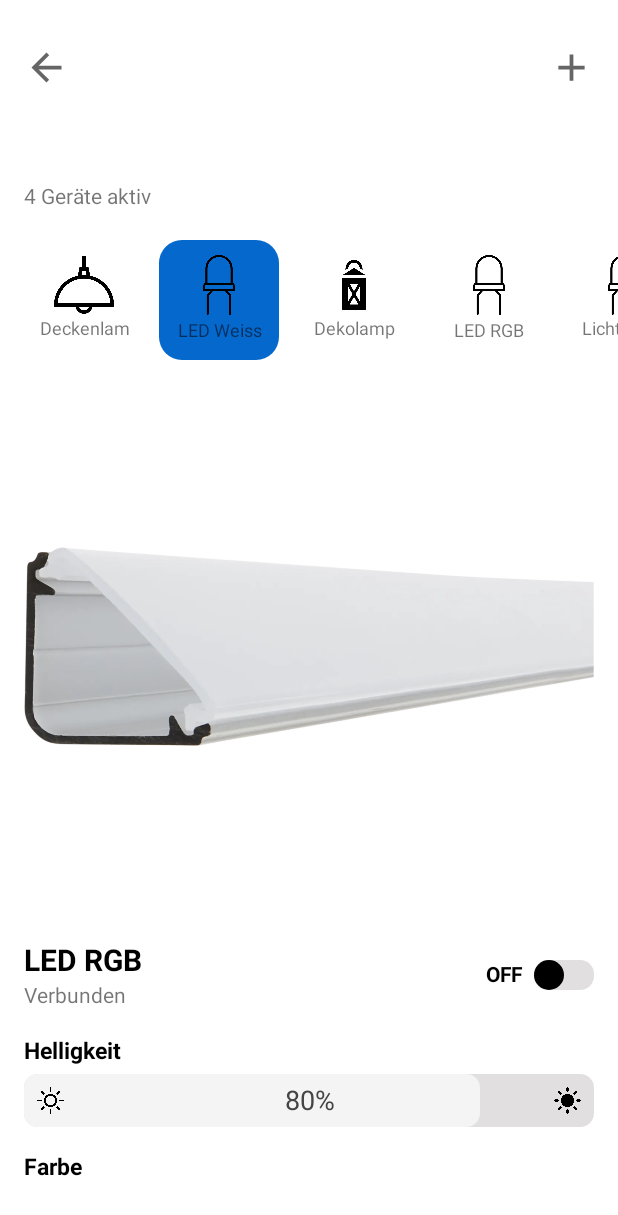
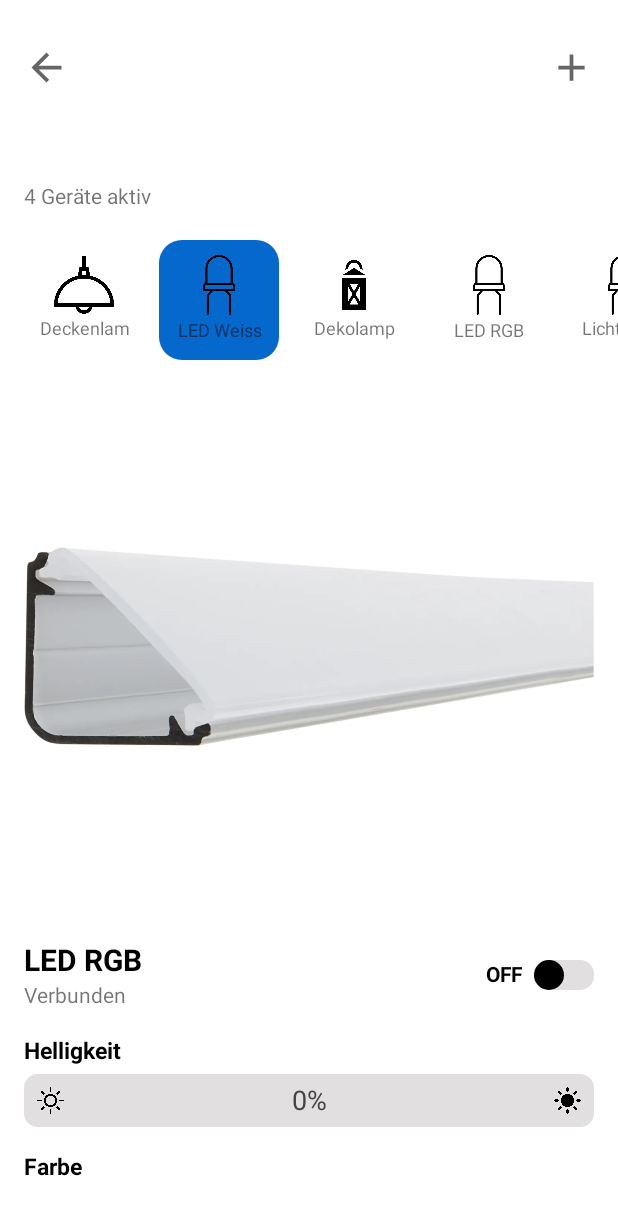
Before and after one commit to camillemarius/HA__SmartHome_APP, an Android app: the controll_lamps screen opened directly, with no data from a screen before it, after a tap on "LED Weiss", on a phone screen of 412 x 824 dp. Shown: the top 1215 px of the screen. Run offline under Robolectric (Android 15) with nearby library versions, the light colour scheme and no system bars; libraries missing offline, so code that uses them is left out: jp.wasabeef.recyclerview; plain views replace ColorWheel; 1 statement that could not run was skipped.

Commit message:
Edit Custom Switch

```diff
--- a/app/src/main/java/com/example/helloworld/controll_lamps.java
+++ b/app/src/main/java/com/example/helloworld/controll_lamps.java
@@ -46,24 +46,31 @@ public class controll_lamps extends AppCompatActivity implements RV_controll_men
 
     DatabaseHandler db = null;
     ClassTheme classTheme = null;
+    String theme_title;
 
     @Override
     protected void onCreate(Bundle savedInstanceState) {
         super.onCreate(savedInstanceState);
         setContentView(R.layout.mode_settings);
 
+        //----------------------------------------------------------------------------------------//
+        // Intents
+        //----------------------------------------------------------------------------------------//
+        theme_title  = getIntent().getStringExtra("EXTRA_THEME_TITLE");
+
+        //----------------------------------------------------------------------------------------//
+        // Databse
+        //----------------------------------------------------------------------------------------//
         db = new DatabaseHandler(getApplicationContext());
-        db.deleteAllEntries();
+        //db.deleteAllEntries();
         classTheme = new ClassTheme();
-        classTheme = db.restoreClass(1);
-        Log.d("DatabaseHandler", "Result after read: "+String.valueOf(classTheme.classTheme.get(1).brightness));
-
+        //classTheme = db.restoreClass(theme_title);    //EDIT
+        classTheme = db.restoreClass(db.getTableSize());    //EDIT
 
 
         //----------------------------------------------------------------------------------------//
         // Link UI
         //----------------------------------------------------------------------------------------//
-        String theme_title  = getIntent().getStringExtra("EXTRA_THEME_TITLE");
         textView_theme_title = findViewById(R.id.textView_theme_title);
         textView_theme_title.setText(theme_title);
 
@@ -116,37 +123,37 @@ public class controll_lamps extends AppCompatActivity implements RV_controll_men
         ArrayList<RV_controll_items_data> items_list = new ArrayList<>();
         RV_controll_items_data items = new RV_controll_items_data(
                 ContextCompat.getDrawable(this, R.drawable.deckenlampe),
-                "Deckenlampe", "Verbunden", Boolean.FALSE,
-                View.GONE, "Helligkeit" ,20,
-                View.GONE,"Farbe", null);
+                "Deckenlampe", "Verbunden", classTheme.classTheme_List.get(0).switch_state,
+                View.GONE, "Helligkeit" ,classTheme.classTheme_List.get(0).brightness,
+                View.GONE,"Farbe", classTheme.classTheme_List.get(0).x,classTheme.classTheme_List.get(0).y,classTheme.classTheme_List.get(0).color);
         items_list.add(items);
 
         items = new RV_controll_items_data(
                 ContextCompat.getDrawable(this, R.drawable.diffusor),
-                "LED RGB", "Verbunden", Boolean.FALSE,
-                View.VISIBLE, "Helligkeit" ,80,
-                View.VISIBLE, "Farbe", null);
+                "LED RGB", "Verbunden", classTheme.classTheme_List.get(1).switch_state,
+                View.VISIBLE, "Helligkeit" ,classTheme.classTheme_List.get(1).brightness,
+                View.VISIBLE, "Farbe", classTheme.classTheme_List.get(1).x,classTheme.classTheme_List.get(1).y,classTheme.classTheme_List.get(1).color);
         items_list.add(items);
 
         items = new RV_controll_items_data(
                 ContextCompat.getDrawable(this, R.drawable.dekolampe),
-                "Dekolampe", "Verbunden", Boolean.FALSE,
-                View.VISIBLE, "Helligkeit" ,30,
-                View.GONE, "Farbe", null);
+                "Dekolampe", "Verbunden", classTheme.classTheme_List.get(2).switch_state,
+                View.VISIBLE, "Helligkeit" ,classTheme.classTheme_List.get(2).brightness,
+                View.GONE, "Farbe", classTheme.classTheme_List.get(2).x,classTheme.classTheme_List.get(2).y,classTheme.classTheme_List.get(2).color);
         items_list.add(items);
 
         items = new RV_controll_items_data(
                 ContextCompat.getDrawable(this, R.drawable.diffusor),
-                "LED Weiss", "Verbunden", Boolean.FALSE,
-                View.VISIBLE, "Helligkeit" ,100,
-                View.GONE, "Farbe", null);
+                "LED Weiss", "Verbunden", classTheme.classTheme_List.get(3).switch_state,
+                View.VISIBLE, "Helligkeit" ,classTheme.classTheme_List.get(3).brightness,
+                View.GONE, "Farbe", classTheme.classTheme_List.get(3).x,classTheme.classTheme_List.get(3).y,classTheme.classTheme_List.get(3).color);
         items_list.add(items);
 
         items = new RV_controll_items_data(
                 ContextCompat.getDrawable(this, R.drawable.rgbstrip),
-                "Lichterkette", "Verbunden", Boolean.TRUE,
-                View.GONE, "Helligkeit" ,50,
-                View.GONE, "Farbe", null);
+                "Lichterkette", "Verbunden", classTheme.classTheme_List.get(4).switch_state,
+                View.GONE, "Helligkeit" ,classTheme.classTheme_List.get(4).brightness,
+                View.GONE, "Farbe", classTheme.classTheme_List.get(4).x,classTheme.classTheme_List.get(4).y,classTheme.classTheme_List.get(4).color);
         items_list.add(items);
 
 
@@ -247,6 +254,6 @@ public class controll_lamps extends AppCompatActivity implements RV_controll_men
     @Override
     protected void onPause() {
         super.onPause();
-        db.storeClass(classTheme);
+        db.storeClass(theme_title, classTheme);
     }
 }
--- a/app/src/main/java/com/example/helloworld/database/ClassTheme.java
+++ b/app/src/main/java/com/example/helloworld/database/ClassTheme.java
@@ -5,32 +5,32 @@ import java.util.ArrayList;
 import java.util.List;
 
 public class ClassTheme  implements Serializable {
-    public static List<ClassLamp> classTheme = new ArrayList<ClassLamp>();
+    public static List<ClassLamp> classTheme_List = new ArrayList<ClassLamp>();
 
     public ClassTheme() {
 
         ClassLamp classLamp = new ClassLamp(false,0,0,0,0);
-        classTheme.add(classLamp);
-        classTheme.add(classLamp);
-        classTheme.add(classLamp);
-        classTheme.add(classLamp);
-        classTheme.add(classLamp);
+        classTheme_List.add(classLamp);
+        classTheme_List.add(classLamp);
+        classTheme_List.add(classLamp);
+        classTheme_List.add(classLamp);
+        classTheme_List.add(classLamp);
     }
     public void addClassTheme(ClassLamp data) {
-        classTheme.add(data);
+        classTheme_List.add(data);
     }
 
     public void addStateClassTheme(boolean state, int position) {
-        classTheme.get(position).switch_state = state;
+        classTheme_List.get(position).switch_state = state;
     }
 
     public void addProgressClassTheme(int brightness, int position) {
-        classTheme.get(position).brightness = brightness;
+        classTheme_List.get(position).brightness = brightness;
     }
 
     public void addColorwheelClassTheme(int x, int y, int color, int position) {
-        classTheme.get(position).color = color;
-        classTheme.get(position).x = x;
-        classTheme.get(position).y = y;
+        classTheme_List.get(position).color = color;
+        classTheme_List.get(position).x = x;
+        classTheme_List.get(position).y = y;
     }
 }
--- a/app/src/main/java/com/example/helloworld/database/DatabaseHandler.java
+++ b/app/src/main/java/com/example/helloworld/database/DatabaseHandler.java
@@ -50,27 +50,13 @@ public class DatabaseHandler extends SQLiteOpenHelper {
         onCreate(db);
     }
 
-    void storeClasstoDB(byte[] data) {
-
-        Log.d("DatabaseHandler", "storeClasstoDB gets called");
+    public void storeClass(String theme_title, ClassTheme modeldata) {
+        byte[] data = SerializationUtils.serialize(modeldata);
         SQLiteDatabase db = this.getWritableDatabase();
         ContentValues values = new ContentValues();
         values.put(KEY_CLASS, data); // Contact Name
         Log.d("DatabaseHandler","Insertet Row: "+db.insert(TABLE_NAME, null, values));
         db.close(); // Closing database connection
-    }
-    public void storeClass(ClassTheme modeldata) {
-        byte[] data = SerializationUtils.serialize(modeldata);
-        Log.d("DatabaseHandler", "length of Serialization: "+ data.length);
-        //ByteArrayOutputStream baos = new ByteArrayOutputStream();
-        //ObjectOutputStream oos = new ObjectOutputStream(baos);
-        //oos.writeObject(modeldata);
-        //oos.flush();
-        //byte[] employeeAsBytes = baos.toByteArray();
-        //ByteArrayInputStream bais = new ByteArrayInputStream(employeeAsBytes);
-        //return employeeAsBytes;
-        storeClasstoDB(data);
-        //return null;
     }
 
     public ClassTheme restoreClass(int position) {
@@ -102,6 +88,38 @@ public class DatabaseHandler extends SQLiteOpenHelper {
         Log.d("DatabaseHandler", "returned from Code");
         return classTheme;
     }
+
+    public ClassTheme restoreClass(String theme) {
+        //SQLiteDatabase db = this.getReadableDatabase();
+        //Cursor res =  db.rawQuery( "select * from contacts where id="+id+"", null );
+        //return res;
+        /*SQLiteDatabase db = this.getReadableDatabase();
+
+        Cursor cursor = db.query(TABLE_NAME, new String[] {
+                        KEY_ID, KEY_CLASS}, KEY_ID + "=?",
+                new String[] { String.valueOf(position) }, null, null, null, null);
+
+        ClassLamp elementData = new ClassLamp(Boolean.FALSE, 0, 0, 100,100);
+        ClassTheme classTheme = new ClassTheme();
+        classTheme.addClassTheme(elementData);
+
+        if (cursor != null && cursor.moveToFirst()) {
+            if (cursor.getString(0) != null) {
+                Log.d("DatabaseHandler", "Databasehandler Description: " + cursor.getInt(0));
+            }
+
+            if (cursor.getBlob(1) != null) {
+                Log.d("DatabaseHandler", "returned from db");
+
+                return restoreClassFromDB(cursor.getBlob(1));
+            }
+        }
+        // return contact
+        Log.d("DatabaseHandler", "returned from Code");
+        return classTheme;*/
+        return null;
+    }
+
     public ClassTheme restoreClassFromDB(byte[] data) {
         try {
 
--- a/app/src/main/java/com/example/helloworld/recycler_view/RV_controll_items_data.java
+++ b/app/src/main/java/com/example/helloworld/recycler_view/RV_controll_items_data.java
@@ -18,12 +18,13 @@ public class RV_controll_items_data {
 
     int colour_visible;
     String title_colour;
-    Color led_color;
+    int x,y;
+    int led_color;
 
     public RV_controll_items_data(Drawable drawable_image,
                                   String main_title, String connectivity_title, Boolean lampe_state,
                                   int brightness_visible, String brightness_title, Integer brightness_level,
-                                  int colour_visible, String title_colour, Color led_color) {
+                                  int colour_visible, String title_colour, int x, int y, int led_color) {
 
         this.drawable_image = drawable_image;
         this.main_title = main_title;
@@ -37,6 +38,8 @@ public class RV_controll_items_data {
 
         this.colour_visible = colour_visible;
         this.title_colour = title_colour;
+        this.x = x;
+        this.y = y;
         this.led_color = led_color;
 
     }
--- a/app/src/main/res/drawable/custom_seekbar.xml
+++ /dev/null
@@ -1,28 +0,0 @@
-<?xml version="1.0" encoding="utf-8"?>
-<layer-list xmlns:android="http://schemas.android.com/apk/res/android">
-    <!-- color, size, shape height of seekbar -->
-    <item android:gravity="center_vertical">
-        <shape android:shape="rectangle">
-            <solid  android:color="@color/white_item_bg_dark"/>
-            <size   android:height="35dp"
-                    android:width="400dp"/>
-            <corners android:radius="9dp"/>
-        </shape>
-    </item>
-    <!-- color, size, shape height of seekbar when u drag it-->
-    <item android:gravity="center_vertical">
-        <scale android:scaleWidth="100%">
-            <selector>
-                <item android:state_enabled="false"
-                    android:drawable="@color/white_item_bg_bright"/>
-                <item>
-                    <shape android:shape="rectangle">
-                        <solid android:color="@color/white_item_bg_bright"/>
-                        <size android:height="35dp"/>
-                        <corners android:radius="9dp"/>
-                     </shape>
-                </item>
-            </selector>
-        </scale>
-    </item>
-</layer-list>
--- /dev/null
+++ b/app/src/main/res/drawable/custom_seekbar_selector.xml
@@ -0,0 +1,28 @@
+<?xml version="1.0" encoding="utf-8"?>
+<layer-list xmlns:android="http://schemas.android.com/apk/res/android">
+    <!-- color, size, shape height of seekbar -->
+    <item android:gravity="center_vertical">
+        <shape android:shape="rectangle">
+            <solid  android:color="@color/white_item_bg_dark"/>
+            <size   android:height="35dp"
+                    android:width="400dp"/>
+            <corners android:radius="9dp"/>
+        </shape>
+    </item>
+    <!-- color, size, shape height of seekbar when u drag it-->
+    <item android:gravity="center_vertical">
+        <scale android:scaleWidth="100%">
+            <selector>
+                <item android:state_enabled="false"
+                    android:drawable="@color/white_item_bg_bright"/>
+                <item>
+                    <shape android:shape="rectangle">
+                        <solid android:color="@color/white_item_bg_bright"/>
+                        <size android:height="35dp"/>
+                        <corners android:radius="9dp"/>
+                     </shape>
+                </item>
+            </selector>
+        </scale>
+    </item>
+</layer-list>
--- a/app/src/main/res/drawable/custom_switch.xml
+++ /dev/null
@@ -1,31 +0,0 @@
-<?xml version="1.0" encoding="utf-8"?>
-<layer-list xmlns:android="http://schemas.android.com/apk/res/android">
-    <!-- color, size, shape height of seekbar -->
-    <item android:gravity="center_vertical">
-        <shape android:shape="rectangle">
-            <solid  android:color="@color/white_item_bg_dark"/>
-            <size   android:height="20dp"
-                android:width="40dp"/>
-            <corners android:radius="9dp"/>
-        </shape>
-    </item>
-
-    <!-- color, size, shape height of seekbar when u drag it-->
-    <item android:gravity="center_vertical">
-        <scale android:scaleWidth="100%">
-            <selector>
-                <item android:state_enabled="false"
-                    android:drawable="@color/white_item_bg_dark"/>
-                <item>
-                    <shape android:shape="rectangle">
-                        <solid android:color="@color/white_item_bg_dark"/>
-                        <size android:height="20dp"/>
-                        <corners android:radius="9dp"/>
-                    </shape>
-                </item>
-            </selector>
-        </scale>
-    </item>
-
-
-</layer-list>
--- /dev/null
+++ b/app/src/main/res/drawable/custom_switch_selector.xml
@@ -0,0 +1,12 @@
+<?xml version="1.0" encoding="utf-8"?>
+<selector xmlns:android="http://schemas.android.com/apk/res/android">
+    <item
+        android:drawable="@drawable/custom_switch_track_on"
+        android:state_checked="true"/>
+
+    <item
+        android:drawable="@drawable/custom_switch_track_off"
+        android:state_checked="false"/>
+
+
+</selector>
--- /dev/null
+++ b/app/src/main/res/drawable/custom_switch_track_off.xml
@@ -0,0 +1,10 @@
+<?xml version="1.0" encoding="utf-8"?>
+<shape xmlns:android="http://schemas.android.com/apk/res/android"
+    android:shape="rectangle" >
+
+    <solid      android:color="@color/white_item_bg_dark"/>
+    <size       android:height="20dp"
+                android:width="40dp"/>
+    <corners    android:radius="9dp"/>
+
+</shape>
--- /dev/null
+++ b/app/src/main/res/drawable/custom_switch_track_on.xml
@@ -0,0 +1,10 @@
+<?xml version="1.0" encoding="utf-8"?>
+<shape xmlns:android="http://schemas.android.com/apk/res/android"
+                android:shape="rectangle" >
+
+    <solid      android:color="@color/blue_item_bg" />
+    <size       android:height="20dp"
+                android:width="40dp"/>
+    <corners    android:radius="9dp"/>
+
+</shape>
--- a/app/src/main/res/layout/rv_controll_lamps.xml
+++ b/app/src/main/res/layout/rv_controll_lamps.xml
@@ -54,7 +54,7 @@
                     android:minHeight="48dp"
                     android:textStyle="bold"
                     android:thumb="@drawable/custom_switch_thumb"
-                    android:track="@drawable/custom_switch"
+                    android:track="@drawable/custom_switch_selector"
                     app:layout_constraintBottom_toBottomOf="parent"
                     app:layout_constraintEnd_toEndOf="parent"
                     app:layout_constraintTop_toTopOf="@+id/textView_main_title" />
@@ -77,7 +77,7 @@
                 android:layout_marginTop="5dp"
                 android:paddingStart="0dp"
                 android:paddingEnd="0dp"
-                android:progressDrawable="@drawable/custom_seekbar"
+                android:progressDrawable="@drawable/custom_seekbar_selector"
                 android:splitTrack="false"
                 android:thumb="@drawable/custom_seekbar_thumb" />
 
--- a/app/src/main/res/values/colors.xml
+++ b/app/src/main/res/values/colors.xml
@@ -10,4 +10,5 @@
     <color name="white_item_bg_bright">#F4F4F4</color>
     <color name="white_item_bg_dark">#E1DFDF</color>
     <color name="gray_subtitle_color">#808080</color>
+    <color name="blue_item_bg">#0568cd</color>
 </resources>
```
